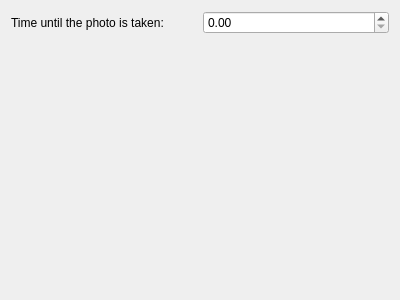
Old version of the form src/pictureConfig.ui in the repository KDE/kamoso.
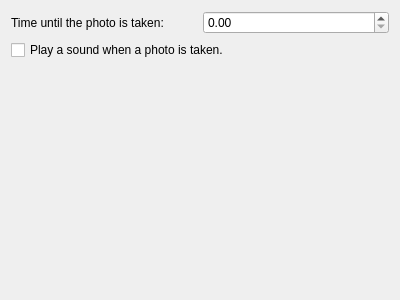
New version of the form.

Commit message:
Add an option to not play a sound when taking a picture.
FEATURE: 312360

What changed in the file:
```diff
--- a/src/pictureConfig.ui
+++ b/src/pictureConfig.ui
@@ -25,6 +25,13 @@
      </item>
     </layout>
    </item>
+   <item>
+    <widget class="QCheckBox" name="kcfg_photoSound">
+     <property name="text">
+      <string>Play a sound when a photo is taken.</string>
+     </property>
+    </widget>
+   </item>
    <item>
     <spacer name="verticalSpacer">
      <property name="orientation">
```
The commit also changes 2 other files.
